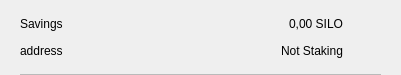
First picture: the form in src/qt/seed2need/forms/csrow.ui, repository pandagrows/seed2need-silo-coin, before the edit.
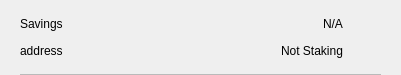
Second picture: the form after the edit. Icons and pictures are not drawn.

```diff
--- a/src/qt/seed2need/forms/csrow.ui
+++ b/src/qt/seed2need/forms/csrow.ui
@@ -102,7 +102,7 @@
            <item>
             <widget class="QLabel" name="labelAmount">
              <property name="text">
-              <string>0,00 SILO</string>
+              <string notr="true">N/A</string>
              </property>
             </widget>
            </item>
```
Left out of the diff: 2 changed lines with no effect on the pictures.
